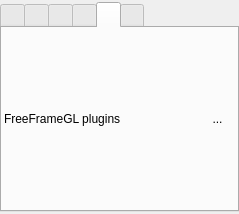
Before: the Qt Designer form src/MixingToolboxWidget.ui in markus-wa/glmixer-mirror, drawn with Qt 5.
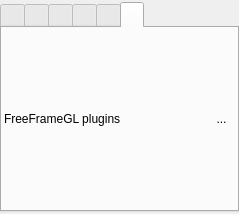
After: the same form once the commit is applied. The open tabs and pages were chosen to show the change. Icons and pictures are not drawn.

Commit message: Implementation of REMOVE feature for FreeFrame plugins : had to (switch back) to give reference pointer to the FFGLPluginSourceStack (instead of a copy) to the FFGLPluginBrowser. Resolved the issue of vertical mirror with freeFrame plugins : ignore it! (was an issue in one example plugin, not general)

Diff of the .ui file:
```diff
--- a/src/MixingToolboxWidget.ui
+++ b/src/MixingToolboxWidget.ui
@@ -1664,72 +1664,6 @@
        </item>
       </layout>
      </widget>
-     <widget class="QWidget" name="Plugin">
-      <attribute name="icon">
-       <iconset resource="../icons.qrc">
-        <normaloff>:/glmixer/icons/ffgl.png</normaloff>:/glmixer/icons/ffgl.png</iconset>
-      </attribute>
-      <attribute name="title">
-       <string/>
-      </attribute>
-      <layout class="QVBoxLayout" name="pluginBrowserLayout">
-       <property name="margin">
-        <number>2</number>
-       </property>
-       <item>
-        <layout class="QHBoxLayout" name="horizontalLayout_3">
-         <item>
-          <widget class="QLabel" name="label_5">
-           <property name="text">
-            <string>FreeFrameGL plugins</string>
-           </property>
-           <property name="margin">
-            <number>2</number>
-           </property>
-          </widget>
-         </item>
-         <item>
-          <widget class="QToolButton" name="addPlugin">
-           <property name="styleSheet">
-            <string notr="true">QToolButton { 
-     border-style: inset;
-     border-width: 1px;
-    border-radius:5px;
-	 padding: 3px;
-     min-height: 24px;
-     min-width: 24px;
-     border-color: transparent;
-     background: transparent;
-}
-
-QToolButton:checked { 
-     border-color: palette(dark);
-background-color: qradialgradient(cx: 0.7, cy: 1.5, fx: 0.7, fy: 1.9, radius: 1.5, stop: 0 palette(dark), stop: 1 transparent );
-}
-
-QToolButton:pressed { 
-     border-color: palette(dark);
-     background-color: qradialgradient(cx: 0.7, cy: 1.5, fx: 0.7, fy: 1.9, radius: 1.5, stop: 0 palette(dark), stop: 1 transparent );
-}
-
-
-QToolButton:hover { 
-     border-color: palette(highlight);
-}</string>
-           </property>
-           <property name="text">
-            <string>...</string>
-           </property>
-           <property name="icon">
-            <iconset resource="../icons.qrc">
-             <normaloff>:/glmixer/icons/folderopen.png</normaloff>:/glmixer/icons/folderopen.png</iconset>
-           </property>
-          </widget>
-         </item>
-        </layout>
-       </item>
-      </layout>
-     </widget>
      <widget class="QWidget" name="Presets">
       <attribute name="icon">
        <iconset resource="../icons.qrc">
@@ -2003,6 +1937,81 @@
        </item>
       </layout>
      </widget>
+     <widget class="QWidget" name="Plugin">
+      <attribute name="icon">
+       <iconset resource="../icons.qrc">
+        <normaloff>:/glmixer/icons/ffgl.png</normaloff>:/glmixer/icons/ffgl.png</iconset>
+      </attribute>
+      <attribute name="title">
+       <string/>
+      </attribute>
+      <layout class="QVBoxLayout" name="pluginBrowserLayout">
+       <property name="leftMargin">
+        <number>2</number>
+       </property>
+       <property name="topMargin">
+        <number>2</number>
+       </property>
+       <property name="rightMargin">
+        <number>2</number>
+       </property>
+       <property name="bottomMargin">
+        <number>2</number>
+       </property>
+       <item>
+        <layout class="QHBoxLayout" name="horizontalLayout_3">
+         <item>
+          <widget class="QLabel" name="label_5">
+           <property name="text">
+            <string>FreeFrameGL plugins</string>
+           </property>
+           <property name="margin">
+            <number>2</number>
+           </property>
+          </widget>
+         </item>
+         <item>
+          <widget class="QToolButton" name="addPlugin">
+           <property name="styleSheet">
+            <string notr="true">QToolButton { 
+     border-style: inset;
+     border-width: 1px;
+    border-radius:5px;
+	 padding: 3px;
+     min-height: 16px;
+     min-width: 16px;
+     border-color: transparent;
+     background: transparent;
+}
+
+QToolButton:checked { 
+     border-color: palette(dark);
+background-color: qradialgradient(cx: 0.7, cy: 1.5, fx: 0.7, fy: 1.9, radius: 1.5, stop: 0 palette(dark), stop: 1 transparent );
+}
+
+QToolButton:pressed { 
+     border-color: palette(dark);
+     background-color: qradialgradient(cx: 0.7, cy: 1.5, fx: 0.7, fy: 1.9, radius: 1.5, stop: 0 palette(dark), stop: 1 transparent );
+}
+
+
+QToolButton:hover { 
+     border-color: palette(highlight);
+}</string>
+           </property>
+           <property name="text">
+            <string>...</string>
+           </property>
+           <property name="icon">
+            <iconset resource="../icons.qrc">
+             <normaloff>:/glmixer/icons/folderopen.png</normaloff>:/glmixer/icons/folderopen.png</iconset>
+           </property>
+          </widget>
+         </item>
+        </layout>
+       </item>
+      </layout>
+     </widget>
     </widget>
    </item>
   </layout>
```
Left out of the diff: 57 changed lines with no effect on the pictures. The commit also changes 15 other files.
